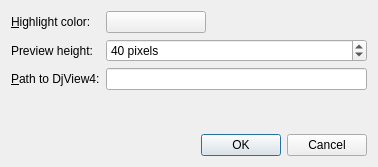
Above: src/preferencesdialog.ui from jsbien/djview4shapes before the change. Below: the same form after it.
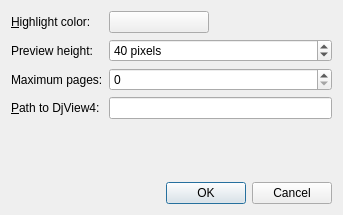
That is the form after the change.

Commit message: Allow setting maximum number of pages to read.

```diff
--- a/src/preferencesdialog.ui
+++ b/src/preferencesdialog.ui
@@ -6,8 +6,8 @@
    <rect>
     <x>0</x>
     <y>0</y>
-    <width>378</width>
-    <height>167</height>
+    <width>343</width>
+    <height>215</height>
    </rect>
   </property>
   <property name="windowTitle">
@@ -37,14 +37,14 @@
      </property>
     </widget>
    </item>
-   <item row="1" column="0">
+   <item row="2" column="0">
     <widget class="QLabel" name="label_2">
      <property name="text">
       <string>Preview height:</string>
      </property>
     </widget>
    </item>
-   <item row="1" column="1">
+   <item row="2" column="1">
     <widget class="QSpinBox" name="previewHeightSpin">
      <property name="suffix">
       <string> pixels</string>
@@ -63,7 +63,7 @@
      </property>
     </widget>
    </item>
-   <item row="2" column="0">
+   <item row="4" column="0">
     <widget class="QLabel" name="label">
      <property name="text">
       <string>&amp;Path to DjView4:</string>
@@ -73,14 +73,14 @@
      </property>
     </widget>
    </item>
-   <item row="2" column="1">
+   <item row="4" column="1">
     <widget class="QLineEdit" name="pathEdit">
      <property name="text">
       <string/>
      </property>
     </widget>
    </item>
-   <item row="4" column="0" colspan="2">
+   <item row="7" column="0" colspan="2">
     <widget class="QDialogButtonBox" name="buttonBox">
      <property name="orientation">
       <enum>Qt::Horizontal</enum>
@@ -90,7 +90,7 @@
      </property>
     </widget>
    </item>
-   <item row="3" column="1">
+   <item row="6" column="1">
     <spacer name="verticalSpacer">
      <property name="orientation">
       <enum>Qt::Vertical</enum>
@@ -103,6 +103,20 @@
      </property>
     </spacer>
    </item>
+   <item row="3" column="1">
+    <widget class="QSpinBox" name="maxPageSpin">
+     <property name="maximum">
+      <number>100</number>
+     </property>
+    </widget>
+   </item>
+   <item row="3" column="0">
+    <widget class="QLabel" name="label_3">
+     <property name="text">
+      <string>Maximum pages:</string>
+     </property>
+    </widget>
+   </item>
   </layout>
  </widget>
  <resources/>
```
Left out of the diff: 7 changed lines with no effect on the pictures. The commit also changes 2 other files.
